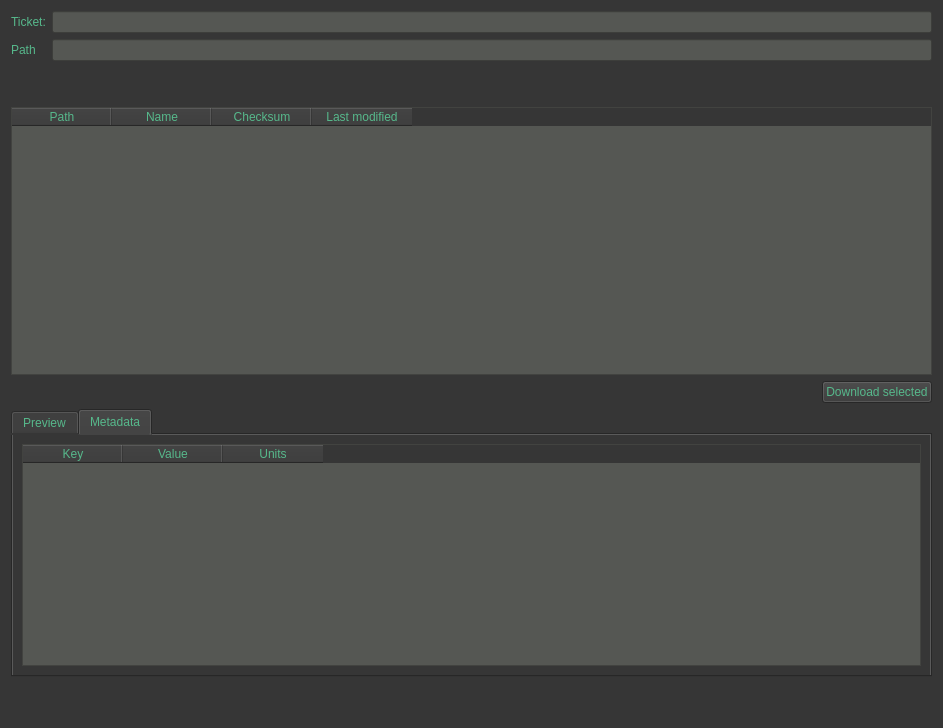
Before: the Qt Designer form gui/ui-files/tabTicketAccess.ui in iBridges-for-iRODS/iBridges, drawn with Qt 5.
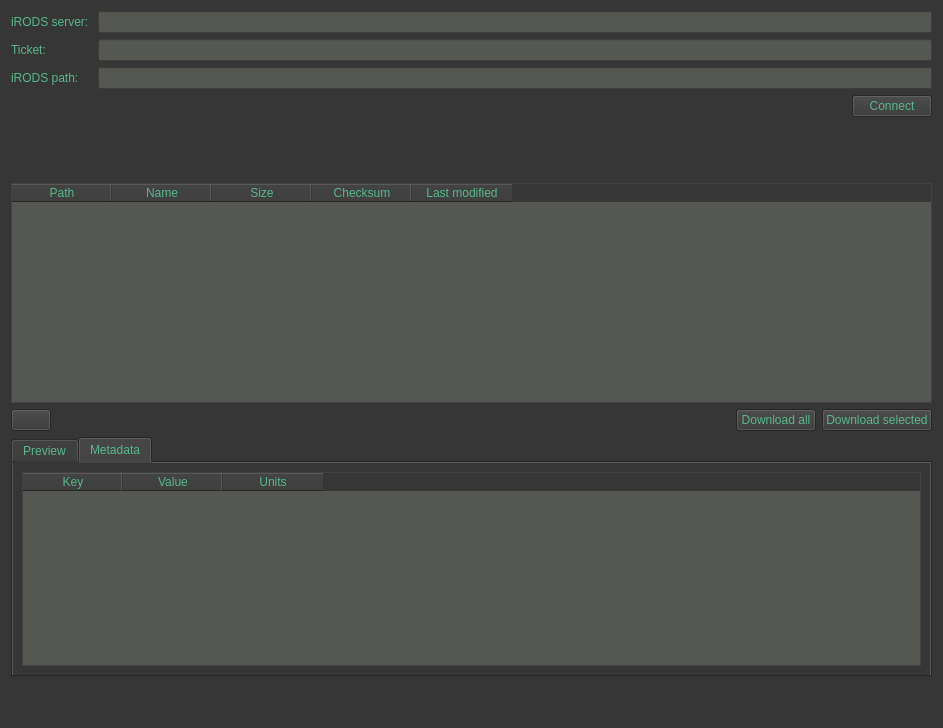
After: the same form once the commit is applied. Icons and pictures are not drawn.

Commit message: Adding browser function to ticket access.

Patch:
```diff
--- a/gui/ui-files/tabTicketAccess.ui
+++ b/gui/ui-files/tabTicketAccess.ui
@@ -36,34 +36,80 @@
 background-color: rgb(85, 87, 83);
 }
 
+QLabel#infoLabel
+{
+	color: rgb(217, 174, 23);
+}
+
 
 </string>
   </property>
   <layout class="QVBoxLayout" name="verticalLayout">
    <item>
     <layout class="QFormLayout" name="formLayout">
-     <item row="0" column="0">
+     <item row="1" column="0">
       <widget class="QLabel" name="label">
        <property name="text">
         <string>Ticket:</string>
        </property>
       </widget>
      </item>
-     <item row="1" column="0">
+     <item row="2" column="0">
       <widget class="QLabel" name="label_2">
        <property name="text">
-        <string>Path</string>
+        <string>iRODS path: </string>
        </property>
       </widget>
      </item>
-     <item row="0" column="1">
-      <widget class="QLineEdit" name="ticketEdit"/>
-     </item>
      <item row="1" column="1">
+      <widget class="QLineEdit" name="ticketEdit"/>
+     </item>
+     <item row="2" column="1">
       <widget class="QLineEdit" name="pathEdit"/>
      </item>
+     <item row="0" column="0">
+      <widget class="QLabel" name="label_3">
+       <property name="text">
+        <string>iRODS server: </string>
+       </property>
+      </widget>
+     </item>
+     <item row="0" column="1">
+      <widget class="QLineEdit" name="serverEdit"/>
+     </item>
+     <item row="3" column="1">
+      <layout class="QHBoxLayout" name="horizontalLayout">
+       <item>
+        <spacer name="horizontalSpacer_2">
+         <property name="orientation">
+          <enum>Qt::Horizontal</enum>
+         </property>
+         <property name="sizeHint" stdset="0">
+          <size>
+           <width>40</width>
+           <height>20</height>
+          </size>
+         </property>
+        </spacer>
+       </item>
+       <item>
+        <widget class="QPushButton" name="connectButton">
+         <property name="text">
+          <string>Connect</string>
+         </property>
+        </widget>
+       </item>
+      </layout>
+     </item>
     </layout>
    </item>
+   <item>
+    <widget class="QLabel" name="infoLabel">
+     <property name="text">
+      <string/>
+     </property>
+    </widget>
+   </item>
    <item>
     <spacer name="verticalSpacer">
      <property name="orientation">
@@ -81,7 +127,10 @@
     </spacer>
    </item>
    <item>
-    <widget class="QTableWidget" name="tableWidget">
+    <widget class="QTableWidget" name="collTable">
+     <property name="sizeAdjustPolicy">
+      <enum>QAbstractScrollArea::AdjustToContents</enum>
+     </property>
      <property name="editTriggers">
       <set>QAbstractItemView::NoEditTriggers</set>
      </property>
@@ -101,6 +150,11 @@
        <string>Name</string>
       </property>
      </column>
+     <column>
+      <property name="text">
+       <string>Size</string>
+      </property>
+     </column>
      <column>
       <property name="text">
        <string>Checksum</string>
@@ -115,6 +169,17 @@
    </item>
    <item>
     <layout class="QHBoxLayout" name="horizontalLayout_2">
+     <item>
+      <widget class="QPushButton" name="homeButton">
+       <property name="text">
+        <string/>
+       </property>
+       <property name="icon">
+        <iconset>
+         <normaloff>../icons/home.png</normaloff>../icons/home.png</iconset>
+       </property>
+      </widget>
+     </item>
      <item>
       <spacer name="horizontalSpacer">
        <property name="orientation">
@@ -129,7 +194,14 @@
       </spacer>
      </item>
      <item>
-      <widget class="QPushButton" name="pushButton">
+      <widget class="QPushButton" name="downloadButton">
+       <property name="text">
+        <string>Download all</string>
+       </property>
+      </widget>
+     </item>
+     <item>
+      <widget class="QPushButton" name="downloadSelectionButton">
        <property name="text">
         <string>Download selected</string>
        </property>
```
The commit also changes 4 other files.
